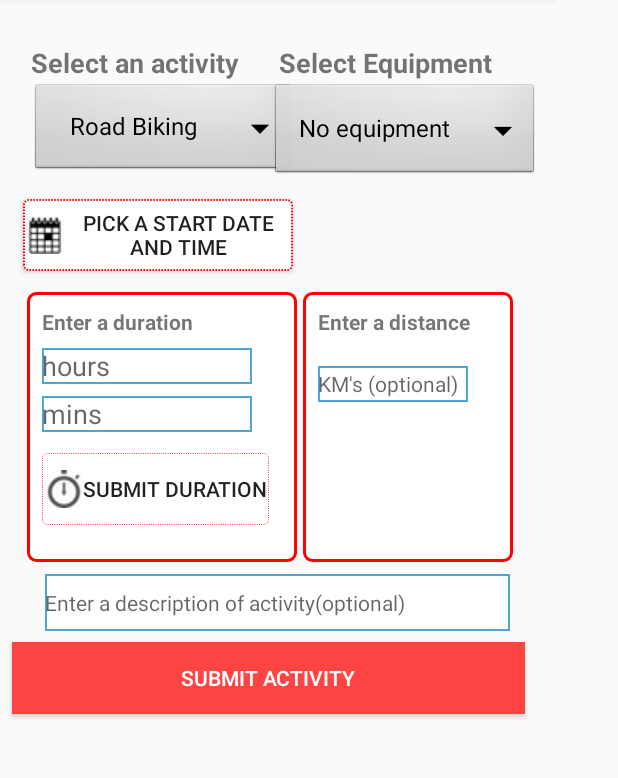
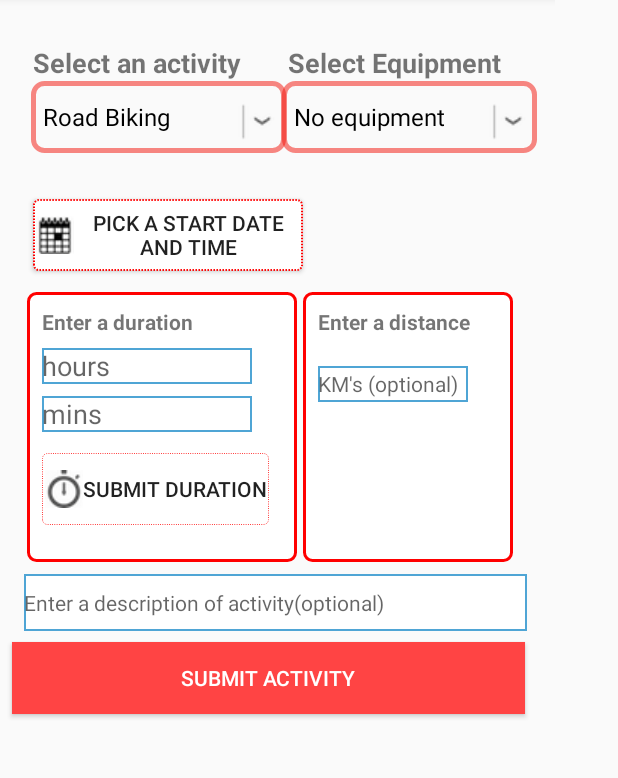
Before and after one commit to GraemeHBrown/Fitness_tracker_v2, an Android app: the ActivitySelectFragment screen opened directly, with no data from a screen before it, on a phone screen of 412 x 824 dp, the part 87-865 px from its top. Run offline under Robolectric (Android 15) with nearby library versions, the phone set to English and light mode, and no system bars; our stand-ins replace Room's generated code; 1 statement that could not run was skipped.

Commit message:
Made styling changes to both spinners on add new activity view.  They both now have custom design.

```diff
--- /dev/null
+++ b/app/src/main/res/drawable/spinner_background.xml
@@ -0,0 +1,19 @@
+<?xml version="1.0" encoding="utf-8"?>
+
+<layer-list xmlns:android="http://schemas.android.com/apk/res/android">
+    <item>
+        <shape>
+            <solid android:color="@android:color/transparent" />
+            <corners android:radius="7dp" />
+            <stroke
+                android:width="3dp"
+                android:color="@color/spinner_colour" />
+
+        </shape>
+    </item>
+    <item>
+        <bitmap
+            android:gravity="end"
+            android:src="@drawable/spinner_icon_small" />
+    </item>
+</layer-list>
--- a/app/src/main/res/layout/activity_add_new_exercise.xml
+++ b/app/src/main/res/layout/activity_add_new_exercise.xml
@@ -52,7 +52,7 @@
         android:layout_marginEnd="8dp"
         android:layout_marginLeft="16dp"
         android:layout_marginStart="8dp"
-        android:layout_marginTop="20dp"
+        android:layout_marginTop="12dp"
         app:layout_constraintEnd_toEndOf="parent"
         app:layout_constraintHorizontal_bias="0.028"
         app:layout_constraintLeft_toLeftOf="parent"
@@ -75,7 +75,7 @@
         android:text="@string/pick_date_and_time"
         app:layout_constraintBottom_toBottomOf="parent"
         app:layout_constraintEnd_toEndOf="parent"
-        app:layout_constraintHorizontal_bias="0.041"
+        app:layout_constraintHorizontal_bias="0.08"
         app:layout_constraintLeft_toLeftOf="parent"
         app:layout_constraintStart_toStartOf="parent"
         app:layout_constraintTop_toTopOf="parent"
@@ -88,7 +88,7 @@
         android:layout_height="wrap_content"
         android:layout_marginBottom="292dp"
         android:layout_marginEnd="8dp"
-        android:layout_marginStart="8dp"
+        android:layout_marginStart="12dp"
         android:layout_marginTop="12dp"
         app:layout_constraintBottom_toBottomOf="parent"
         app:layout_constraintEnd_toEndOf="parent"
@@ -99,7 +99,7 @@
 
     <EditText
         android:id="@+id/description_text_view"
-        android:layout_width="310dp"
+        android:layout_width="335dp"
         android:layout_height="38dp"
         android:layout_marginBottom="10dp"
         android:layout_marginTop="8dp"
@@ -110,6 +110,7 @@
         android:textSize="14sp"
         app:layout_constraintBottom_toBottomOf="parent"
         app:layout_constraintEnd_toEndOf="parent"
+        app:layout_constraintHorizontal_bias="0.457"
         app:layout_constraintLeft_toLeftOf="parent"
         app:layout_constraintRight_toRightOf="parent"
         app:layout_constraintStart_toStartOf="parent"
@@ -196,7 +197,6 @@
             android:layout_marginStart="8dp"
             android:layout_row="3"
             android:drawableLeft="@drawable/stopwatch_icon"
-
             android:onClick="onDurationSubmitButtonClick"
             android:text="Submit duration" />
 
--- a/app/src/main/res/layout/fragment_activity_select.xml
+++ b/app/src/main/res/layout/fragment_activity_select.xml
@@ -6,33 +6,39 @@
     android:layout_height="match_parent"
     tools:context="com.codeclan.example.fitnesstrackerapp.useractivity.ActivitySelectFragment">
 
-    <Spinner
-        android:id="@+id/activity_select_spinner"
-        style="@android:style/Widget.Spinner.DropDown"
-        android:layout_width="wrap_content"
-        android:layout_height="64dp"
-        android:layout_marginBottom="372dp"
-        android:layout_marginEnd="8dp"
-        android:layout_marginStart="8dp"
-        android:background="@android:drawable/btn_dropdown"
-        app:layout_constraintBottom_toBottomOf="parent"
-        app:layout_constraintEnd_toEndOf="parent"
-        app:layout_constraintHorizontal_bias="0.216"
-        app:layout_constraintStart_toStartOf="parent" />
-
     <TextView
         android:id="@+id/textView"
         android:layout_width="wrap_content"
         android:layout_height="wrap_content"
-        android:layout_marginTop="8dp"
-        android:text="Select an activity"
+        android:layout_marginEnd="8dp"
+        android:layout_marginLeft="16dp"
+        android:layout_marginStart="8dp"
+
+        android:layout_marginTop="16dp"
+        android:text="@string/activity_spinner_label"
         android:textSize="18sp"
         android:textStyle="bold"
-        app:layout_constraintBottom_toTopOf="@+id/activity_select_spinner"
-        app:layout_constraintEnd_toEndOf="@+id/activity_select_spinner"
+        app:layout_constraintEnd_toEndOf="parent"
+        app:layout_constraintHorizontal_bias="0.034"
+        app:layout_constraintLeft_toLeftOf="parent"
+        app:layout_constraintStart_toStartOf="parent"
+        app:layout_constraintTop_toTopOf="parent" />
+
+
+    <Spinner
+        android:id="@+id/activity_select_spinner"
+        android:layout_width="170dp"
+        android:layout_height="wrap_content"
+        android:layout_marginBottom="8dp"
+        android:layout_marginEnd="8dp"
+        android:layout_marginStart="8dp"
+        android:background="@drawable/spinner_background"
+        app:layout_constraintBottom_toBottomOf="parent"
+        app:layout_constraintEnd_toEndOf="parent"
         app:layout_constraintHorizontal_bias="0.0"
-        app:layout_constraintStart_toStartOf="@+id/activity_select_spinner"
-        app:layout_constraintTop_toTopOf="parent"
-        app:layout_constraintVertical_bias="0.888" />
+        app:layout_constraintStart_toStartOf="parent"
+        app:layout_constraintTop_toBottomOf="@+id/textView"
+        app:layout_constraintVertical_bias="0.0" />
+
 
 </android.support.constraint.ConstraintLayout>
--- a/app/src/main/res/layout/fragment_equipment_select.xml
+++ b/app/src/main/res/layout/fragment_equipment_select.xml
@@ -24,11 +24,12 @@
 
     <Spinner
         android:id="@+id/equipment_select_spinner"
-        android:layout_width="wrap_content"
+        android:layout_width="170dp"
         android:layout_height="wrap_content"
         android:layout_marginEnd="8dp"
         android:layout_marginStart="8dp"
-        android:background="@android:drawable/btn_dropdown"
+        android:layout_marginLeft="4dp"
+        android:background="@drawable/spinner_background"
         app:layout_constraintEnd_toEndOf="parent"
         app:layout_constraintHorizontal_bias="0.148"
         app:layout_constraintStart_toStartOf="parent"
--- a/app/src/main/res/values/colors.xml
+++ b/app/src/main/res/values/colors.xml
@@ -6,4 +6,5 @@
     <color name="button_pressed">#ff8a00</color>
     <color name="button_focused">#ff8a00</color>
     <color name="button_default">#1c76bb</color>
+    <color name="spinner_colour">#83f4190e</color>
 </resources>
--- a/app/src/main/res/values/strings.xml
+++ b/app/src/main/res/values/strings.xml
@@ -18,4 +18,5 @@
     <string name="duration_label_error">A duration must be set before submitting</string>
     <string name="date_not_set_button_error">Must set date and time to submit an exercise</string>
     <string name="distance_input_optional">KM\'s (optional)</string>
+    <string name="activity_spinner_label">Select an activity</string>
 </resources>
```
Also changed, not shown: app/src/main/res/drawable/spinner_icon.png (added), app/src/main/res/drawable/spinner_icon_small.png (added).
